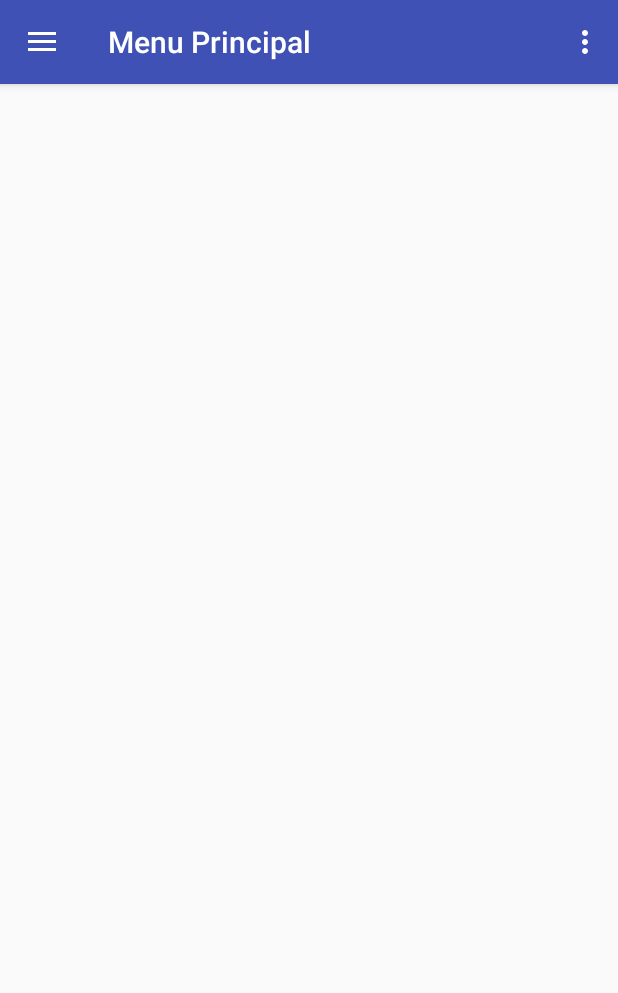
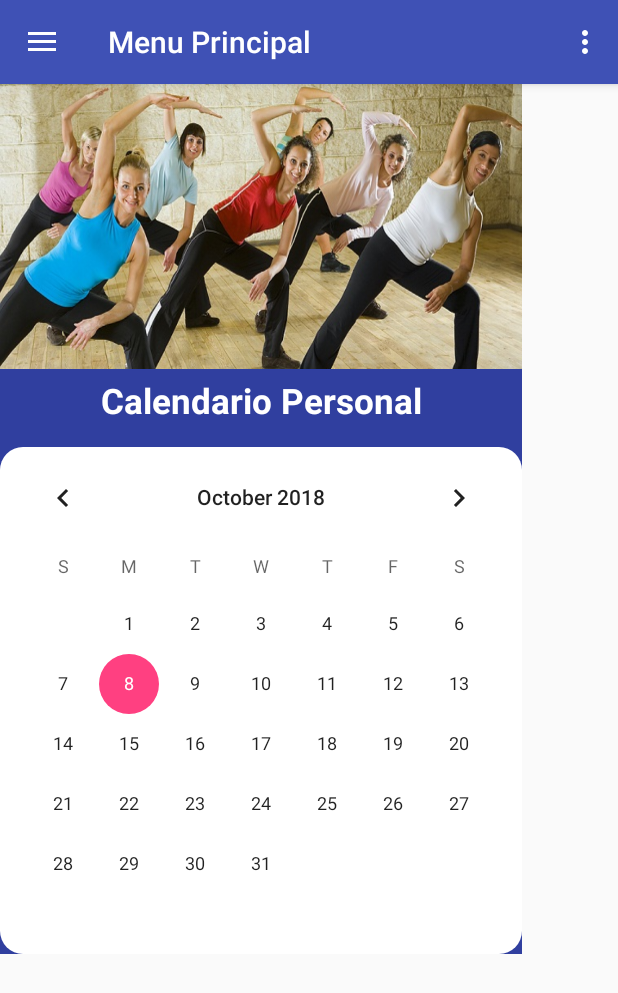
Before and after one commit to unac-dis/Air-Quality-demo, an Android app: the Navigationdrawer screen opened directly, with no data from a screen before it, on a phone screen of 412 x 824 dp. Shown: the top 993 px of the screen. Run offline under Robolectric (Android 15) with nearby library versions, the phone set to English and light mode, and no system bars.

Commit message:
CAmbio de activity Calendario a Fragment

```diff
--- a/app/src/main/AndroidManifest.xml
+++ b/app/src/main/AndroidManifest.xml
@@ -16,6 +16,9 @@
         android:theme="@style/AppTheme">
         <activity
             android:name=".view.CalcularIMC"
+            android:label="@string/app_name" />
+        <activity
+            android:name=".auth.LoginActivity"
             android:label="@string/app_name" />
         <activity
             android:name=".view.Test"
--- /dev/null
+++ b/app/src/main/java/co/edu/unac/iotunac/calendario.java
@@ -0,0 +1,71 @@
+package co.edu.unac.iotunac;
+
+import android.content.Intent;
+import android.graphics.drawable.AnimationDrawable;
+import android.os.Bundle;
+import android.support.annotation.NonNull;
+import android.support.v4.app.Fragment;
+import android.view.LayoutInflater;
+import android.view.View;
+import android.view.ViewGroup;
+import android.widget.CalendarView;
+import android.widget.ImageView;
+import android.widget.Toast;
+
+import co.edu.unac.iotunac.view.Graficodiario;
+import co.edu.unac.iotunac.view.Graficomensual;
+import co.edu.unac.iotunac.view.Graficosemanal;
+
+public class calendario extends Fragment {
+
+    CalendarView calendarView;
+    ImageView imageView;
+
+    public calendario() {
+        // Required empty public constructor
+    }
+
+    @Override
+    public View onCreateView(LayoutInflater inflater, ViewGroup container,
+                             Bundle savedInstanceState) {
+        // Inflate the layout for this fragment
+        View view = inflater.inflate(R.layout.fragment_calendario, container, false);
+
+        calendarView = view.findViewById(R.id.calendarView);
+        imageView = view.findViewById(R.id.imageView);
+
+        calendarView.setFirstDayOfWeek(1);
+        calendarView.setShowWeekNumber(true);
+
+        AnimationDrawable animation = new AnimationDrawable();
+        animation.addFrame(getResources().getDrawable(R.drawable.imguno), 4500);
+        animation.addFrame(getResources().getDrawable(R.drawable.imgdos), 4500);
+        animation.addFrame(getResources().getDrawable(R.drawable.imgtres), 4500);
+        animation.addFrame(getResources().getDrawable(R.drawable.imgcuatro), 4500);
+        animation.addFrame(getResources().getDrawable(R.drawable.imgcinco), 4500);
+        animation.addFrame(getResources().getDrawable(R.drawable.imgseis), 4500);
+        animation.addFrame(getResources().getDrawable(R.drawable.imgsiete), 4500);
+        animation.addFrame(getResources().getDrawable(R.drawable.imgocho), 4500);
+        animation.addFrame(getResources().getDrawable(R.drawable.imgnueve), 4500);
+        animation.addFrame(getResources().getDrawable(R.drawable.imgdiez), 4500);
+        animation.addFrame(getResources().getDrawable(R.drawable.imgonce), 4500);
+
+        animation.setOneShot(false);
+
+        imageView.setBackgroundDrawable(animation);
+        animation.start();
+
+        calendarView.setOnDateChangeListener(new CalendarView.OnDateChangeListener() {
+            @Override
+            public void onSelectedDayChange(@NonNull CalendarView view, int year, int month, int dayOfMonth) {
+                String date = (month + 1) + "/" + dayOfMonth + "/" + year;
+                    startActivity(new Intent(getActivity(), Graficodiario.class));
+                    Toast.makeText(getActivity(), "Rendimiento del:" + date, Toast.LENGTH_LONG).show();
+            }
+        });
+
+        return view;
+    }
+
+    // TODO: Rename method, update argument and hook method into UI event
+}
--- a/app/src/main/java/co/edu/unac/iotunac/view/MainActivity.java
+++ b/app/src/main/java/co/edu/unac/iotunac/view/MainActivity.java
@@ -36,7 +36,7 @@ public class MainActivity extends AppCompatActivity {
         btnmes.setOnClickListener(new View.OnClickListener() {
             @Override
             public void onClick(View view) {
-                Intent pasar = (new Intent(MainActivity.this, Graficomensual.class));
+                Intent pasar = (new Intent(MainActivity.this, Navigationdrawer.class));
                 startActivity(pasar);
             }
         });
--- a/app/src/main/java/co/edu/unac/iotunac/view/Navigationdrawer.java
+++ b/app/src/main/java/co/edu/unac/iotunac/view/Navigationdrawer.java
@@ -32,9 +32,6 @@ public class Navigationdrawer extends AppCompatActivity
 
         NavigationView navigationView = (NavigationView) findViewById(R.id.nav_view);
         navigationView.setNavigationItemSelectedListener(this);
-
-        Intent intent = new Intent(Navigationdrawer.this, Calendario.class);
-        startActivity(intent);
     }
 
     @Override
--- a/app/src/main/res/layout/content_navigationdrawer.xml
+++ b/app/src/main/res/layout/content_navigationdrawer.xml
@@ -8,4 +8,10 @@
     tools:context=".view.Navigationdrawer"
     tools:showIn="@layout/app_bar_navigationdrawer">
 
+    <fragment
+        android:id="@+id/calendariofragment"
+        android:layout_width="wrap_content"
+        android:layout_height="wrap_content"
+        android:name="co.edu.unac.iotunac.calendario"/>
+
 </android.support.constraint.ConstraintLayout>
--- /dev/null
+++ b/app/src/main/res/layout/fragment_calendario.xml
@@ -0,0 +1,43 @@
+<?xml version="1.0" encoding="utf-8"?>
+<LinearLayout xmlns:android="http://schemas.android.com/apk/res/android"
+    xmlns:app="http://schemas.android.com/apk/res-auto"
+    xmlns:tools="http://schemas.android.com/tools"
+    android:layout_width="match_parent"
+    android:layout_height="match_parent"
+    android:gravity="center"
+    android:orientation="vertical"
+    android:background="@color/colorPrimaryDark"
+    tools:context=".view.Calendario">
+
+    <ImageView
+        android:id="@+id/imageView"
+        android:layout_width="match_parent"
+        android:layout_height="190dp"
+        android:layout_marginStart="0dp"/>
+
+    <TextView
+        android:layout_width="match_parent"
+        android:layout_height="wrap_content"
+        android:text="Calendario Personal"
+        android:textColor="#FFF"
+        android:textStyle="bold"
+        android:textAlignment="center"
+        android:textSize="23dp"
+        android:gravity="center"
+        android:layout_marginTop="5dp"/>
+
+    <LinearLayout
+        android:layout_marginTop="15dp"
+        android:layout_width="wrap_content"
+        android:layout_height="wrap_content"
+        android:layout_gravity="center"
+        android:background="@drawable/bg_calendar">
+
+        <CalendarView
+            android:id="@+id/calendarView"
+            android:layout_width="wrap_content"
+            android:layout_height="wrap_content"></CalendarView>
+
+    </LinearLayout>
+
+</LinearLayout>
--- a/app/src/main/res/values/strings.xml
+++ b/app/src/main/res/values/strings.xml
@@ -38,4 +38,7 @@
     <string name="nav_header_title">Air Quality</string>
     <string name="nav_header_subtitle">airepuro@unac.edu.co</string>
     <string name="nav_header_desc">Navigation header</string>
+
+    <!-- TODO: Remove or change this placeholder text -->
+    <string name="hello_blank_fragment">Hello blank fragment</string>
 </resources>
```
